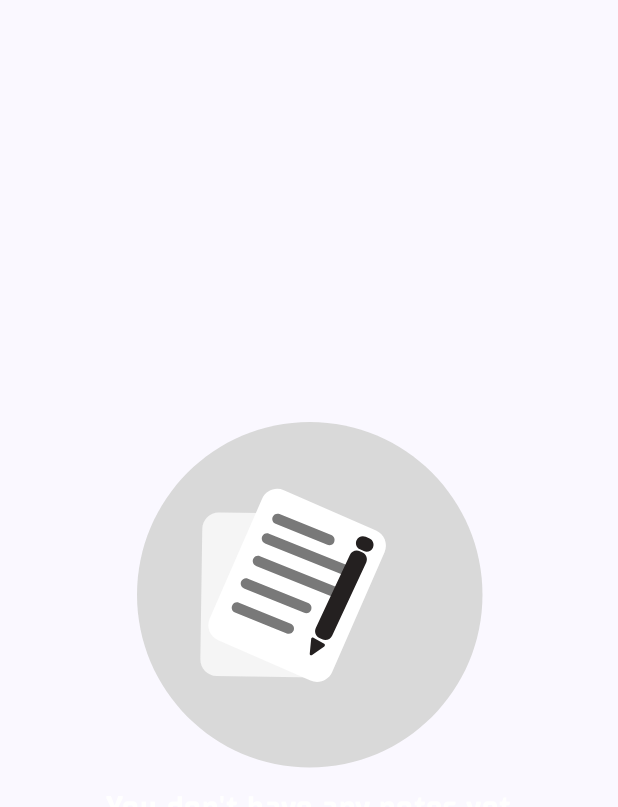
After one commit to codewithdipesh/RetrofitNoteApp, an Android app built with Jetpack Compose: the composable EmptyNotesUI shown on its own in the app's theme, on a phone screen of 412 x 824 dp. The commit adds this screen. Shown: the top 807 px of the screen. Run offline under Robolectric (Android 15) with nearby library versions, the phone set to English and light mode, and no system bars.

Commit message:
added topbar ,serch logic , note card and emptynote ui , fixed viewmodel

```diff
--- /dev/null
+++ b/app/src/main/java/com/example/notesappretrofit/presentation/home/elements/EmptyNotesUI.kt
@@ -0,0 +1,38 @@
+package com.example.notesappretrofit.presentation.home.elements
+import com.example.notesappretrofit.R
+
+import androidx.compose.foundation.Image
+import androidx.compose.foundation.layout.Arrangement
+import androidx.compose.foundation.layout.Column
+import androidx.compose.foundation.layout.Spacer
+import androidx.compose.foundation.layout.fillMaxSize
+import androidx.compose.foundation.layout.height
+import androidx.compose.foundation.layout.padding
+import androidx.compose.material3.Text
+import androidx.compose.runtime.Composable
+import androidx.compose.ui.Alignment
+import androidx.compose.ui.Modifier
+import androidx.compose.ui.graphics.Color
+import androidx.compose.ui.res.painterResource
+import androidx.compose.ui.unit.dp
+import androidx.compose.ui.unit.sp
+import com.example.notesappretrofit.ui.theme.customfont
+
+@Composable
+fun EmptyNotesUI() {
+    Column(modifier = Modifier
+        .fillMaxSize()
+        .padding(20.dp),
+        horizontalAlignment = Alignment.CenterHorizontally,
+        verticalArrangement = Arrangement.Center
+    ) {
+        Image(painter = painterResource(id = R.drawable.no_notes_icon), contentDescription = null )
+        Spacer(modifier = Modifier.height(8.dp))
+        Text(
+            text = "You don't have any notes yet" ,
+            fontSize = 20.sp ,
+            fontFamily = customfont ,
+            color = Color.White
+        )
+    }
+}
--- /dev/null
+++ b/app/src/main/res/drawable/no_notes_icon.xml
@@ -0,0 +1,39 @@
+<vector xmlns:android="http://schemas.android.com/apk/res/android"
+    android:width="237dp"
+    android:height="245dp"
+    android:viewportWidth="237"
+    android:viewportHeight="245">
+  <path
+      android:pathData="M234,123C234,186.51 182.51,238 119,238C55.49,238 4,186.51 4,123C4,59.49 55.49,8 119,8C182.51,8 234,59.49 234,123Z"
+      android:fillColor="#D9D9D9"/>
+  <path
+      android:pathData="M47.45,79C47.54,72.92 52.53,68.07 58.61,68.16L125.6,69.15C131.68,69.24 136.53,74.24 136.44,80.31L135.15,167.3C135.06,173.38 130.07,178.23 123.99,178.14L57,177.15C50.92,177.06 46.07,172.06 46.16,165.99L47.45,79Z"
+      android:fillColor="#F5F5F5"/>
+  <path
+      android:pathData="M87.28,59.08C89.72,53.51 96.2,50.97 101.77,53.41L163.15,80.27C168.72,82.7 171.25,89.19 168.82,94.75L133.95,174.46C131.51,180.02 125.03,182.56 119.46,180.13L58.08,153.27C52.51,150.83 49.97,144.35 52.41,138.78L87.28,59.08Z"
+      android:fillColor="#ffffff"/>
+  <path
+      android:pathData="M94.31,71.24C95.04,69.45 97.08,68.59 98.87,69.31L133.35,83.26C135.15,83.98 136.01,86.02 135.29,87.82C134.56,89.61 132.52,90.47 130.73,89.75L96.24,75.8C94.45,75.08 93.59,73.04 94.31,71.24Z"
+      android:fillColor="#797979"/>
+  <path
+      android:pathData="M87.31,84.24C88.04,82.45 90.08,81.59 91.87,82.31L146.15,104.27C147.95,104.99 148.81,107.03 148.09,108.82C147.36,110.62 145.32,111.48 143.53,110.76L89.24,88.8C87.45,88.08 86.59,86.04 87.31,84.24Z"
+      android:fillColor="#797979"/>
+  <path
+      android:pathData="M81.31,99.24C82.04,97.45 84.08,96.59 85.87,97.31L139.7,119.08C141.49,119.81 142.36,121.85 141.63,123.64C140.91,125.43 138.87,126.3 137.07,125.57L83.24,103.8C81.45,103.08 80.59,101.04 81.31,99.24Z"
+      android:fillColor="#797979"/>
+  <path
+      android:pathData="M73.31,114.25C74.04,112.45 76.08,111.59 77.87,112.31L117.98,128.54C119.78,129.26 120.64,131.3 119.92,133.09C119.19,134.88 117.15,135.75 115.36,135.02L75.24,118.8C73.45,118.08 72.59,116.04 73.31,114.25Z"
+      android:fillColor="#797979"/>
+  <path
+      android:pathData="M67.31,130.24C68.04,128.45 70.08,127.59 71.87,128.31L106.35,142.26C108.15,142.98 109.01,145.02 108.29,146.82C107.56,148.61 105.52,149.47 103.73,148.75L69.24,134.8C67.45,134.08 66.59,132.04 67.31,130.24Z"
+      android:fillColor="#797979"/>
+  <path
+      android:pathData="M150.18,86.66C151.26,84.36 153.99,83.36 156.29,84.43L158.84,85.62C161.14,86.69 162.13,89.42 161.06,91.72C159.99,94.03 157.26,95.02 154.96,93.95L152.41,92.76C150.11,91.69 149.11,88.96 150.18,86.66Z"
+      android:fillColor="#242020"/>
+  <path
+      android:pathData="M145.72,96.49C146.88,93.99 149.86,92.91 152.36,94.07L154.18,94.92C156.68,96.08 157.76,99.06 156.6,101.56L133.9,150.26C132.74,152.76 129.76,153.85 127.26,152.68L125.45,151.84C122.94,150.67 121.86,147.7 123.03,145.19L145.72,96.49Z"
+      android:fillColor="#242020"/>
+  <path
+      android:pathData="M120.58,163.12C119.88,163.61 118.92,163.06 119,162.21L119.97,152.32C120.04,151.59 120.83,151.18 121.46,151.55L128.6,155.69C129.24,156.06 129.28,156.95 128.68,157.37L120.58,163.12Z"
+      android:fillColor="#242020"/>
+</vector>
--- a/app/src/main/res/values/colors.xml
+++ b/app/src/main/res/values/colors.xml
@@ -10,5 +10,9 @@
     <color name="background">#242121</color>
     <color name="gray">#D8D8D8</color>
     <color name="darkgray">#616163</color>
+    <color name="pfpcolor">#9D8383</color>
+    <color name="search_button_color">#797979</color>
+    <color name="note_bg">#454545</color>
+    <color name="note_desc">#D3D3D3</color>
 
 </resources>
```
Also changed, not shown: app/src/main/java/com/example/notesappretrofit/presentation/home/HomeView.kt (+77 -18 lines), app/src/main/java/com/example/notesappretrofit/presentation/home/elements/NoteCard.kt (added, +83 -0 lines), app/src/main/java/com/example/notesappretrofit/presentation/home/elements/SearchBar.kt (added, +88 -0 lines), app/src/main/java/com/example/notesappretrofit/presentation/home/elements/TopBar.kt (added, +54 -0 lines), app/src/main/java/com/example/notesappretrofit/presentation/home/viewModel/HomeViewModel.kt (+40 -11 lines), app/src/main/java/com/example/notesappretrofit/utils/getDatefromString.kt (added, +23 -0 lines), app/src/main/res/drawable/search_icon.xml (added, +11 -0 lines).
